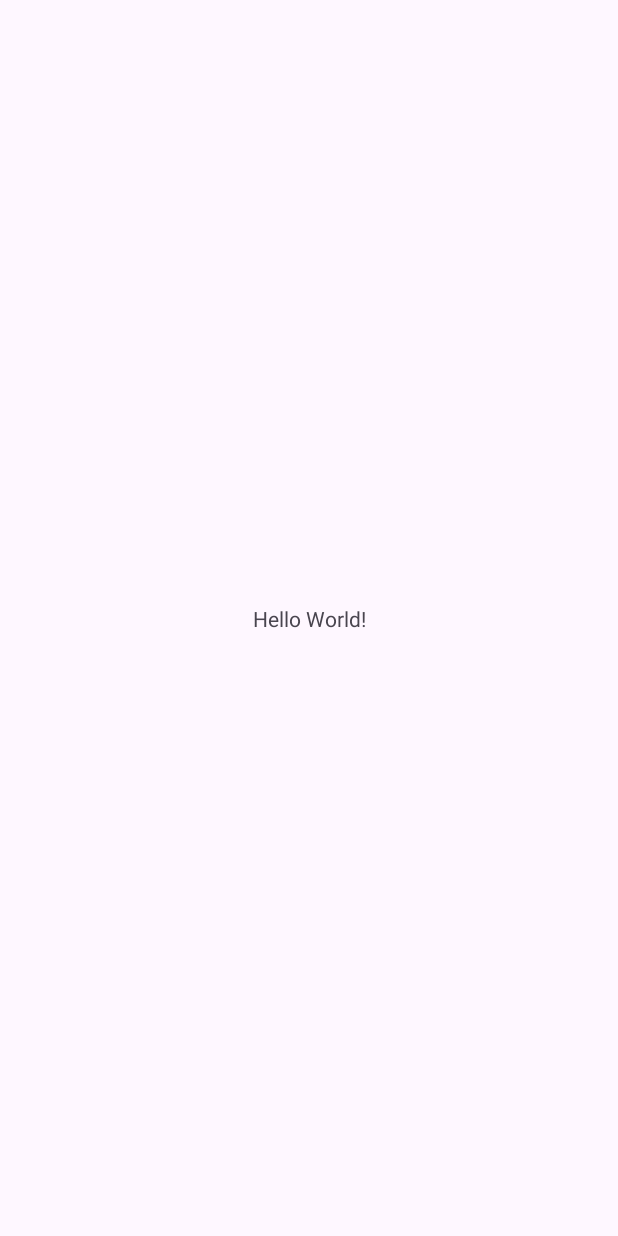
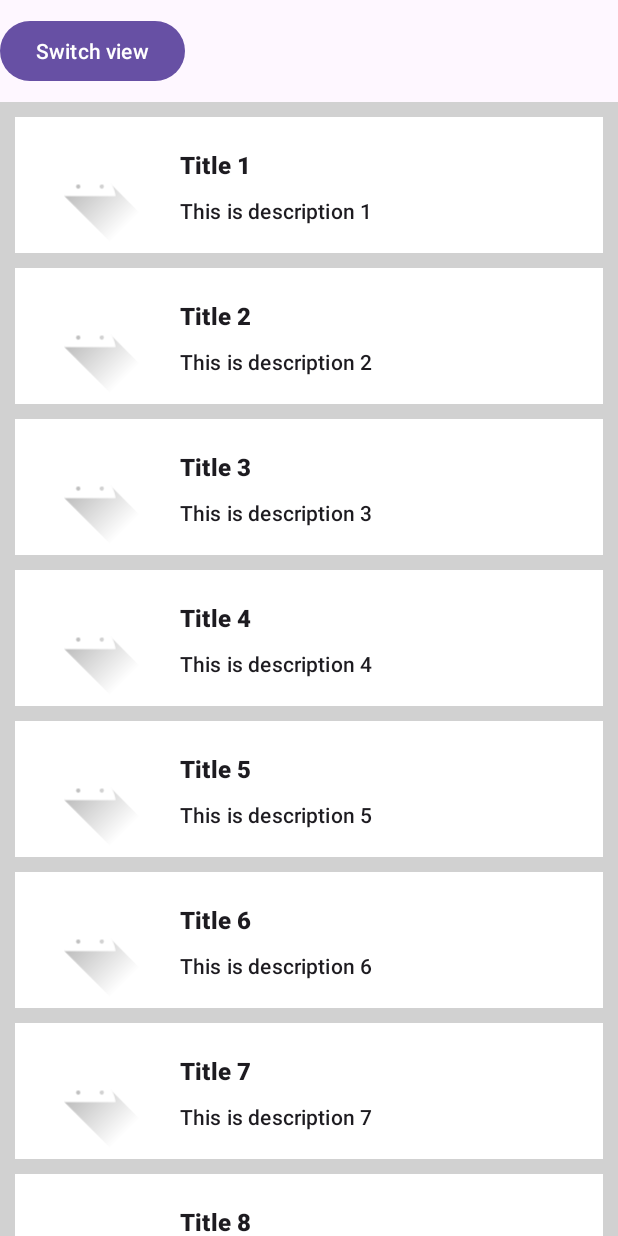
Before and after one commit to pHTSOm/mobiledev_midterm, an Android app: the screen it shows after launch (MainActivity), on a phone screen of 412 x 824 dp. Before the commit the screen is almost empty. Run offline under Robolectric (Android 15) with nearby library versions, the phone set to English and light mode, and no system bars.

Commit message:
add switching button

```diff
--- /dev/null
+++ b/app/src/main/java/com/example/midtermpj/ListViewAdapter.java
@@ -0,0 +1,43 @@
+package com.example.midtermpj;
+import android.content.Context;
+import android.view.LayoutInflater;
+import android.view.View;
+import android.view.ViewGroup;
+import android.widget.ArrayAdapter;
+import android.widget.ImageView;
+import android.widget.TextView;
+
+import androidx.annotation.NonNull;
+import androidx.annotation.Nullable;
+
+import org.w3c.dom.Text;
+
+import java.util.List;
+
+public class ListViewAdapter extends ArrayAdapter<Product> {
+    public ListViewAdapter(@NonNull Context context, int resource, @NonNull List<Product> objects) {
+        super(context, resource, objects);
+    }
+
+    @NonNull
+    @Override
+    public View getView(int position, @Nullable View convertView, @NonNull ViewGroup parent) {
+        View v = convertView;
+
+        if(null == v){
+            LayoutInflater inflater = (LayoutInflater)getContext().getSystemService(Context.LAYOUT_INFLATER_SERVICE);
+            v = inflater.inflate(R.layout.list_item, null);
+
+        }
+        Product product = getItem(position);
+        ImageView img =(ImageView) v.findViewById(R.id.imageView);
+        TextView txtTitle =(TextView) v.findViewById(R.id.txtTitle);
+        TextView txtDescription =(TextView) v.findViewById(R.id.txtDescription);
+
+        img.setImageResource(product.getImageId());
+        txtTitle.setText(product.getTitle());
+        txtDescription.setText(product.getDescription());
+
+        return v;
+    }
+}
--- a/app/src/main/java/com/example/midtermpj/MainActivity.java
+++ b/app/src/main/java/com/example/midtermpj/MainActivity.java
@@ -1,15 +1,44 @@
 package com.example.midtermpj;
 
+import android.annotation.SuppressLint;
+import android.content.SharedPreferences;
 import android.os.Bundle;
+import android.view.Menu;
+import android.view.MenuItem;
+import android.view.View;
+import android.view.ViewStub;
+import android.widget.AdapterView;
+import android.widget.Button;
+import android.widget.GridView;
+import android.widget.ListView;
+import android.widget.Toast;
 
 import androidx.activity.EdgeToEdge;
+import androidx.annotation.NonNull;
 import androidx.appcompat.app.AppCompatActivity;
 import androidx.core.graphics.Insets;
 import androidx.core.view.ViewCompat;
 import androidx.core.view.WindowInsetsCompat;
 
+import java.util.ArrayList;
+import java.util.List;
+
 public class MainActivity extends AppCompatActivity {
+    private ViewStub stubGrid;
+    private ViewStub stubList;
+    private ListView listView;
+    private GridView gridView;
+    private ListViewAdapter listViewAdapter;
+    private GridViewAdapter gridViewAdapter;
+    private List<Product> productList;
+    private int currentViewMode=0;
 
+    static final int VIEW_MODE_LISTVIEW = 0;
+    static final int VIEW_MODE_GRIDVIEW = 1;
+
+
+
+    @SuppressLint("MissingInflatedId")
     @Override
     protected void onCreate(Bundle savedInstanceState) {
         super.onCreate(savedInstanceState);
@@ -20,5 +49,80 @@ public class MainActivity extends AppCompatActivity {
             v.setPadding(systemBars.left, systemBars.top, systemBars.right, systemBars.bottom);
             return insets;
         });
+        stubList = findViewById(R.id.stub_list);
+        stubGrid = findViewById(R.id.stub_grid);
+
+        stubList.inflate();
+        stubGrid.inflate();
+
+        listView =(ListView) findViewById(R.id.mylistview);
+        gridView =(GridView) findViewById(R.id.mygridview);
+
+        getProductList();
+
+        Button switchViewButton = findViewById(R.id.button_switch);
+        switchViewButton.setOnClickListener(new View.OnClickListener() {
+            @Override
+            public void onClick(View view) {
+                if(currentViewMode ==VIEW_MODE_LISTVIEW){
+                    currentViewMode = VIEW_MODE_GRIDVIEW;
+                }else {
+                    currentViewMode = VIEW_MODE_LISTVIEW;
+                }
+                switchView();
+
+                SharedPreferences sharedPreferences =getSharedPreferences("ViewMode", MODE_PRIVATE);
+                SharedPreferences.Editor editor = sharedPreferences.edit();
+                editor.putInt("currentViewMode", currentViewMode);
+                editor.apply();
+
+            }
+        });
+
+        SharedPreferences sharedPreferences = getSharedPreferences("ViewMode", MODE_PRIVATE);
+        currentViewMode = sharedPreferences.getInt("currentViewMode", VIEW_MODE_LISTVIEW);
+
+        // Initialize the view mode based on saved preferences
+        switchView();
     }
+
+    private void switchView() {
+        if (VIEW_MODE_LISTVIEW == currentViewMode){
+            stubList.setVisibility(View.VISIBLE);
+            stubGrid.setVisibility(View.GONE);
+        }
+        else{
+            stubList.setVisibility(View.GONE);
+            stubGrid.setVisibility(View.VISIBLE);
+        }
+        setAdapters();
+
+    }
+
+    private void setAdapters() {
+        if (VIEW_MODE_LISTVIEW == currentViewMode){
+            listViewAdapter =new ListViewAdapter(this, R.layout.list_item, productList);
+            listView.setAdapter(listViewAdapter);
+        }else {
+            gridViewAdapter = new GridViewAdapter(this, R.layout.grid_item, productList);
+            gridView.setAdapter((gridViewAdapter));
+        }
+    }
+
+    public List<Product> getProductList() {
+        productList = new ArrayList<>();
+        productList.add(new Product(R.drawable.ic_launcher_foreground, "Title 1", "This is description 1"));
+        productList.add(new Product(R.drawable.ic_launcher_foreground, "Title 2", "This is description 2"));
+        productList.add(new Product(R.drawable.ic_launcher_foreground, "Title 3", "This is description 3"));
+        productList.add(new Product(R.drawable.ic_launcher_foreground, "Title 4", "This is description 4"));
+        productList.add(new Product(R.drawable.ic_launcher_foreground, "Title 5", "This is description 5"));
+        productList.add(new Product(R.drawable.ic_launcher_foreground, "Title 6", "This is description 6"));
+        productList.add(new Product(R.drawable.ic_launcher_foreground, "Title 7", "This is description 7"));
+        productList.add(new Product(R.drawable.ic_launcher_foreground, "Title 8", "This is description 8"));
+        productList.add(new Product(R.drawable.ic_launcher_foreground, "Title 9", "This is description 9"));
+        productList.add(new Product(R.drawable.ic_launcher_foreground, "Title 10", "This is description 10"));
+
+        return productList;
+    }
+
 }
--- /dev/null
+++ b/app/src/main/java/com/example/midtermpj/Product.java
@@ -0,0 +1,37 @@
+package com.example.midtermpj;
+
+public class Product {
+    private int imageId;
+    private String title;
+    private String description;
+
+    public Product(int imageId, String title, String description) {
+        this.imageId = imageId;
+        this.title = title;
+        this.description = description;
+    }
+
+    public int getImageId() {
+        return imageId;
+    }
+
+    public void setImageId(int imageId) {
+        this.imageId = imageId;
+    }
+
+    public String getTitle() {
+        return title;
+    }
+
+    public void setTitle(String title) {
+        this.title = title;
+    }
+
+    public String getDescription() {
+        return description;
+    }
+
+    public void setDescription(String description) {
+        this.description = description;
+    }
+}
--- a/app/src/main/res/layout/activity_main.xml
+++ b/app/src/main/res/layout/activity_main.xml
@@ -1,19 +1,39 @@
 <?xml version="1.0" encoding="utf-8"?>
-<androidx.constraintlayout.widget.ConstraintLayout xmlns:android="http://schemas.android.com/apk/res/android"
+<LinearLayout xmlns:android="http://schemas.android.com/apk/res/android"
     xmlns:app="http://schemas.android.com/apk/res-auto"
     xmlns:tools="http://schemas.android.com/tools"
+    tools:context=".MainActivity"
     android:id="@+id/main"
     android:layout_width="match_parent"
     android:layout_height="match_parent"
-    tools:context=".MainActivity">
+    android:orientation="vertical">
 
-    <TextView
+    <Button
         android:layout_width="wrap_content"
         android:layout_height="wrap_content"
-        android:text="Hello World!"
-        app:layout_constraintBottom_toBottomOf="parent"
-        app:layout_constraintEnd_toEndOf="parent"
-        app:layout_constraintStart_toStartOf="parent"
-        app:layout_constraintTop_toTopOf="parent" />
+        android:id="@+id/button_switch"
+        android:text="Switch view"
+        android:layout_marginTop="10dp"
+        />
+    <ViewStub
+        android:layout_width="match_parent"
+        android:layout_height="wrap_content"
+        android:id="@+id/stub_list"
+        android:layout_marginTop="10dp"
+        android:inflatedId="@+id/showlayout"
+        android:layout="@layout/my_listview"/>
 
-</androidx.constraintlayout.widget.ConstraintLayout>
+    <ViewStub
+        android:layout_width="match_parent"
+        android:layout_height="wrap_content"
+        android:id="@+id/stub_grid"
+        android:inflatedId="@+id/showlayout"
+        android:layout="@layout/my_gridview"
+        />
+    <ActionMenuView
+        android:layout_width="match_parent"
+        android:layout_height="wrap_content"
+        android:id="@+id/item_menu_1"
+        />
+
+</LinearLayout>
--- /dev/null
+++ b/app/src/main/res/layout/list_item.xml
@@ -0,0 +1,41 @@
+<?xml version="1.0" encoding="utf-8"?>
+<RelativeLayout xmlns:android="http://schemas.android.com/apk/res/android"
+    android:layout_width="match_parent"
+    android:layout_height="match_parent"
+    xmlns:app="http://schemas.android.com/apk/res-auto"
+    android:orientation="vertical"
+    android:paddingLeft="10dp"
+    android:paddingRight="10dp"
+    android:paddingTop="5dp"
+    android:paddingBottom="5dp"
+    android:background="#ffffff">
+
+    <ImageView
+        android:id="@+id/imageView"
+        android:layout_width="80dp"
+        android:layout_height="80dp"
+        android:src="@drawable/ic_launcher_foreground" />
+
+    <TextView
+        android:id="@+id/txtTitle"
+        android:layout_width="wrap_content"
+        android:layout_height="wrap_content"
+        android:layout_marginLeft="20dp"
+        android:layout_marginTop="15dp"
+        android:text="Title"
+        android:textAppearance="?attr/textAppearanceTitleMedium"
+        android:textStyle="bold"
+        android:layout_toRightOf="@+id/imageView"
+        />
+
+    <TextView
+        android:id="@+id/txtDescription"
+        android:layout_width="wrap_content"
+        android:layout_height="wrap_content"
+        android:layout_below="@+id/txtTitle"
+        android:layout_alignLeft="@+id/txtTitle"
+        android:text="Desciption"
+        android:layout_marginTop="10dp"
+        android:textAppearance="?attr/textAppearanceTitleSmall" />
+
+</RelativeLayout>
--- /dev/null
+++ b/app/src/main/res/layout/my_listview.xml
@@ -0,0 +1,18 @@
+<?xml version="1.0" encoding="utf-8"?>
+<FrameLayout xmlns:android="http://schemas.android.com/apk/res/android"
+    android:layout_width="match_parent"
+    android:layout_height="match_parent"
+    android:background="#d1d1d1">
+
+    <ListView
+        android:layout_width="match_parent"
+        android:layout_height="match_parent"
+        android:id="@+id/mylistview"
+        android:cacheColorHint="#00000000"
+        android:paddingTop="10dp"
+        android:dividerHeight="10dp"
+        android:divider="#d1d1d1"
+        android:layout_marginLeft="10dp"
+        android:layout_marginRight="10dp"
+    />
+</FrameLayout>
```
Also changed, not shown: app/src/main/java/com/example/midtermpj/GridViewAdapter.java (added, +42 -0 lines), app/src/main/res/layout/grid_item.xml (added, +39 -0 lines), app/src/main/res/layout/my_gridview.xml (added, +23 -0 lines).
